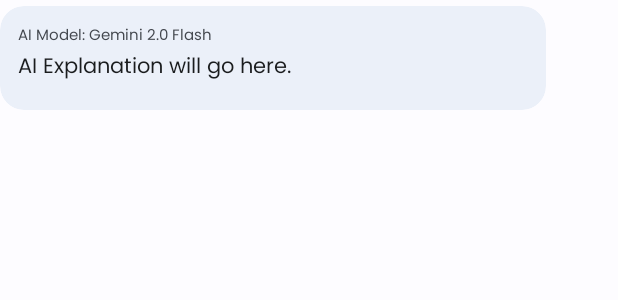
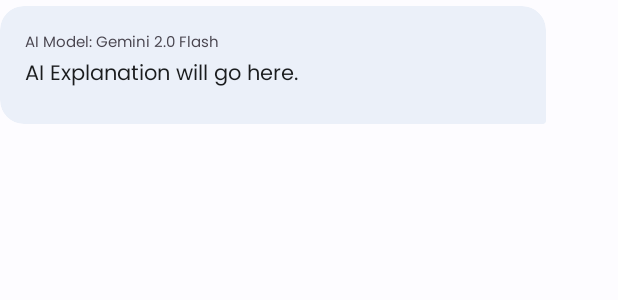
Before and after one commit to NikitHamal/CodeX, an Android app: the layout item_ai_message.xml on its own in the app's theme, with its tools: preview values and no code run, on a phone screen of 412 x 824 dp. Shown: the top 300 px of the screen. Run offline under Robolectric (Android 15) with nearby library versions, the phone set to English and light mode, and no system bars.

Commit message:
Enhance chat UI with animations, dynamic theming, and message bubble styling
Co-authored-by: iamnikithamal <iamnikithamal@gmail.com>

```diff
--- a/app/src/main/res/layout/item_ai_message.xml
+++ b/app/src/main/res/layout/item_ai_message.xml
@@ -14,10 +14,10 @@
         android:layout_height="wrap_content"
         android:layout_marginEnd="48dp"
         android:layout_marginStart="0dp"
-        app:cardCornerRadius="16dp"
-        app:cardBackgroundColor="@color/surface_container_high"
         app:cardElevation="0dp"
-        app:strokeWidth="0dp">
+        app:strokeWidth="0dp"
+        app:shapeAppearanceOverlay="@style/ShapeAppearance.ChatBubble.AI"
+        app:cardBackgroundColor="@color/surface_container_high">
 
         <LinearLayout
             android:layout_width="match_parent"
@@ -29,7 +29,7 @@
                 android:id="@+id/text_ai_model_name"
                 android:layout_width="wrap_content"
                 android:layout_height="wrap_content"
-                android:textColor="@color/on_surface_variant"
+                android:textColor="?attr/colorOnSurfaceVariant"
                 android:textSize="10sp"
                 android:layout_marginBottom="4dp"
                 android:text="AI Model: Gemini 2.0 Flash" />
@@ -65,7 +65,7 @@
                 android:id="@+id/text_message"
                 android:layout_width="wrap_content"
                 android:layout_height="wrap_content"
-                android:textColor="@color/on_surface"
+                android:textColor="?attr/colorOnSurface"
                 android:textSize="14sp"
                 android:textStyle="normal"
                 android:layout_marginBottom="8dp"
@@ -83,7 +83,7 @@
                     android:layout_width="wrap_content"
                     android:layout_height="wrap_content"
                     android:text="Proposed File Changes:"
-                    android:textColor="@color/on_surface_variant"
+                    android:textColor="?attr/colorOnSurfaceVariant"
                     android:textSize="12sp"
                     android:textStyle="normal"
                     android:layout_marginBottom="4dp"/>
@@ -108,7 +108,7 @@
                     android:layout_width="wrap_content"
                     android:layout_height="wrap_content"
                     android:text="Actions Performed:"
-                    android:textColor="@color/on_surface_variant"
+                    android:textColor="?attr/colorOnSurfaceVariant"
                     android:textSize="12sp"
                     android:textStyle="normal"
                     android:layout_marginBottom="4dp"/>
@@ -127,7 +127,7 @@
                     android:layout_width="wrap_content"
                     android:layout_height="wrap_content"
                     android:text="Suggestions:"
-                    android:textColor="@color/on_surface_variant"
+                    android:textColor="?attr/colorOnSurfaceVariant"
                     android:textSize="12sp"
                     android:textStyle="normal"
                     android:layout_marginBottom="4dp"/>
--- /dev/null
+++ b/app/src/main/res/values/shape_chat.xml
@@ -0,0 +1,18 @@
+<?xml version="1.0" encoding="utf-8"?>
+<resources>
+    <!-- ShapeAppearance overlay for AI (left-aligned) bubble -->
+    <style name="ShapeAppearance.ChatBubble.AI" parent="@style/ShapeAppearance.Material3.MediumComponent">
+        <!-- Rounded everywhere except bottom-right to create a subtle tail effect -->
+        <item name="cornerFamily">rounded</item>
+        <item name="cornerSize">16dp</item>
+        <item name="cornerSizeBottomRight">2dp</item>
+    </style>
+
+    <!-- ShapeAppearance overlay for User (right-aligned) bubble -->
+    <style name="ShapeAppearance.ChatBubble.User" parent="@style/ShapeAppearance.Material3.MediumComponent">
+        <!-- Rounded everywhere except bottom-left to create a subtle tail effect -->
+        <item name="cornerFamily">rounded</item>
+        <item name="cornerSize">16dp</item>
+        <item name="cornerSizeBottomLeft">2dp</item>
+    </style>
+</resources>
```
Also changed, not shown: app/src/main/java/com/codex/apk/ChatMessageAdapter.java (+18 -2 lines), app/src/main/res/layout/item_user_message.xml (+4 -4 lines).
